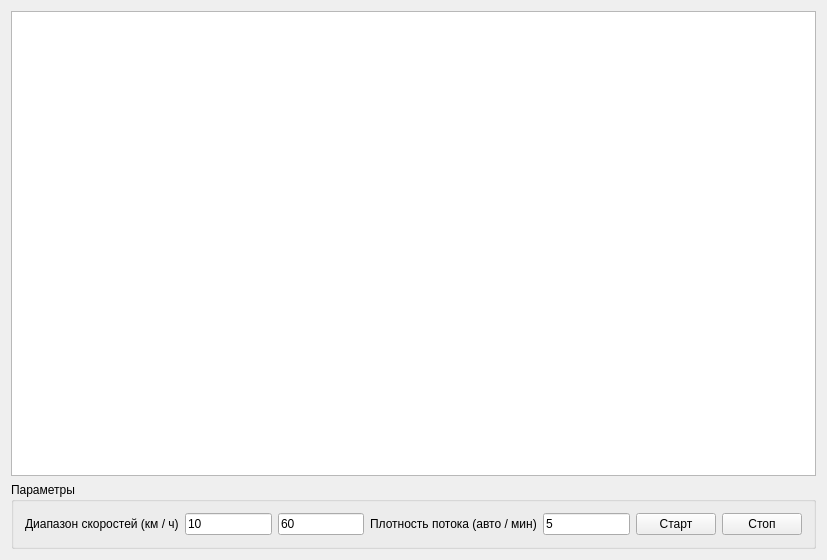
First picture: the form in mainwidget.ui, repository markitosha/crossRoad, before the edit.
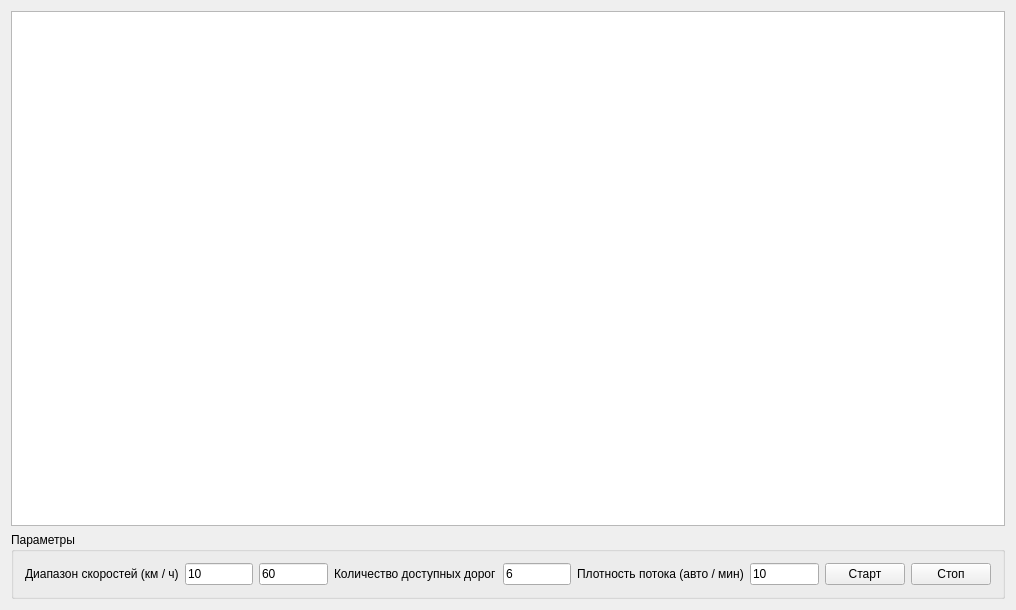
Second picture: the form after the edit.

Commit message: Рабочая версия без полной отрисовки дорог

The edit to the form file:
```diff
--- a/mainwidget.ui
+++ b/mainwidget.ui
@@ -6,8 +6,8 @@
    <rect>
     <x>0</x>
     <y>0</y>
-    <width>827</width>
-    <height>560</height>
+    <width>1016</width>
+    <height>610</height>
    </rect>
   </property>
   <property name="windowTitle">
@@ -44,6 +44,20 @@
         </property>
        </widget>
       </item>
+      <item>
+       <widget class="QLabel" name="label">
+        <property name="text">
+         <string>Количество доступных дорог</string>
+        </property>
+       </widget>
+      </item>
+      <item>
+       <widget class="QLineEdit" name="lineEdit_4">
+        <property name="text">
+         <string>6</string>
+        </property>
+       </widget>
+      </item>
       <item>
        <widget class="QLabel" name="label_2">
         <property name="text">
@@ -54,7 +68,7 @@
       <item>
        <widget class="QLineEdit" name="lineEdit_3">
         <property name="text">
-         <string>5</string>
+         <string>10</string>
         </property>
        </widget>
       </item>
```
The commit also changes 6 other files.
